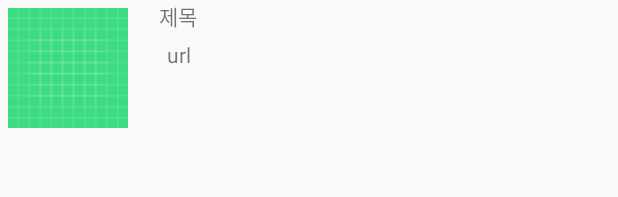
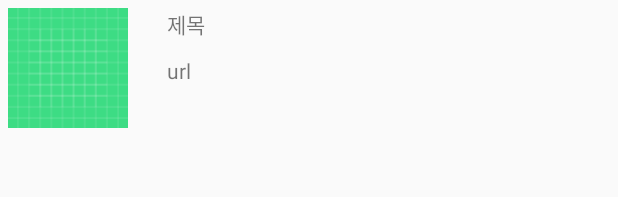
Before and after one commit to dugeulja/health_way, an Android app: the layout list_video.xml on its own in the app's theme, with its tools: preview values and no code run, on a phone screen of 412 x 824 dp. Shown: the top 197 px of the screen. Run offline under Robolectric (Android 15) with nearby library versions, the phone set to English and light mode, and no system bars.

```diff
--- a/app/src/main/AndroidManifest.xml
+++ b/app/src/main/AndroidManifest.xml
@@ -2,7 +2,7 @@
 <manifest xmlns:android="http://schemas.android.com/apk/res/android"
     package="com.example.healthway_dugeulja">
 
-    <user-permission android:name="android.permission.INTERNET" />
+    <uses-permission android:name="android.permission.INTERNET"/>
 
     <application
         android:allowBackup="true"
--- a/app/src/main/res/layout/list_video.xml
+++ b/app/src/main/res/layout/list_video.xml
@@ -25,7 +25,7 @@
                 android:layout_width="wrap_content"
                 android:layout_height="wrap_content"
                 android:text="제목"
-                android:layout_margi="5dp" />
+                android:layout_margin="5dp" />
 
             <TextView
                 android:id="@+id/tv_url"
@@ -33,6 +33,7 @@
                 android:layout_height="wrap_content"
                 android:text="url"
                 android:layout_margin="5dp" />
+
          </LinearLayout>
 
 
```
